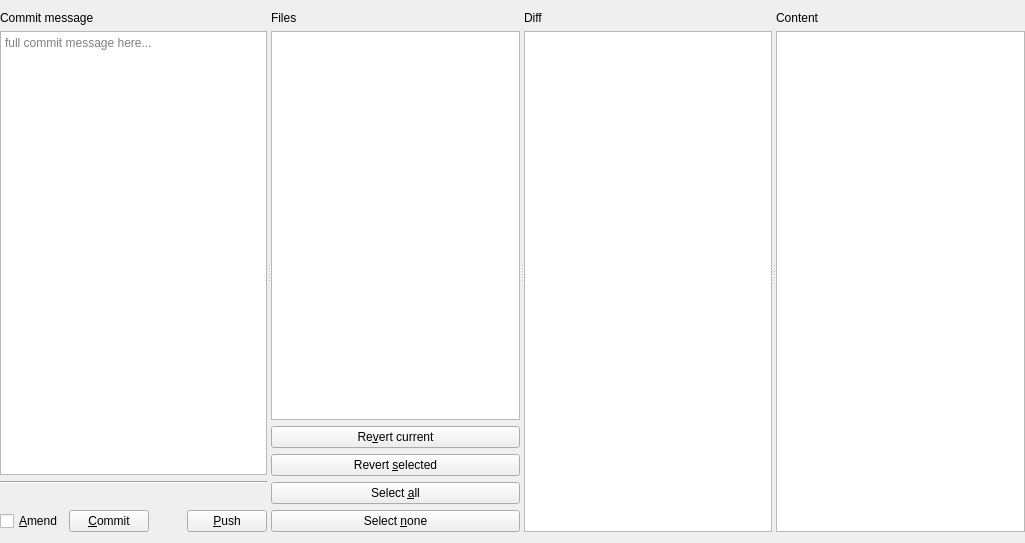
Above: src/plugins/git/CommitForm.ui from codepointerapp/codepointer before the change. Below: the same form after it.
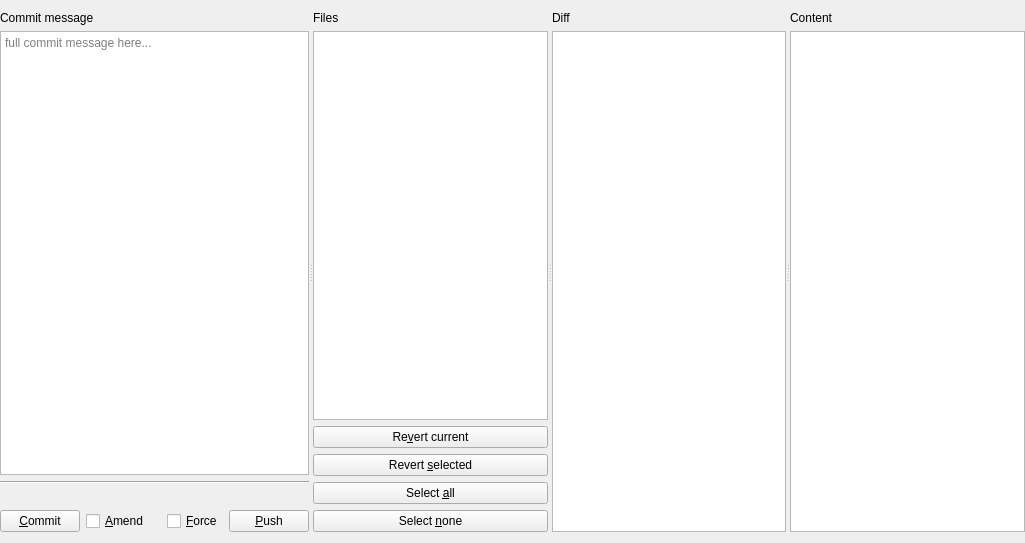
That is the form after the change.

Commit message:
CommitForm: force push checkbox
New checkbox to push force. Might help not only in ammend, but regular
commits.

Patch:
```diff
--- a/src/plugins/git/CommitForm.ui
+++ b/src/plugins/git/CommitForm.ui
@@ -72,13 +72,6 @@
        </item>
        <item>
         <layout class="QHBoxLayout" name="horizontalLayout">
-         <item>
-          <widget class="QCheckBox" name="amendCheckbox">
-           <property name="text">
-            <string>&amp;Amend</string>
-           </property>
-          </widget>
-         </item>
          <item>
           <widget class="QPushButton" name="commitButton">
            <property name="text">
@@ -86,6 +79,13 @@
            </property>
           </widget>
          </item>
+         <item>
+          <widget class="QCheckBox" name="amendCheckbox">
+           <property name="text">
+            <string>&amp;Amend</string>
+           </property>
+          </widget>
+         </item>
          <item>
           <spacer name="horizontalSpacer">
            <property name="orientation">
@@ -99,6 +99,13 @@
            </property>
           </spacer>
          </item>
+         <item>
+          <widget class="QCheckBox" name="forcePushCheckbox">
+           <property name="text">
+            <string>&amp;Force</string>
+           </property>
+          </widget>
+         </item>
          <item>
           <widget class="QPushButton" name="pushButton">
            <property name="toolTip">
```
The commit also changes 1 other file.
